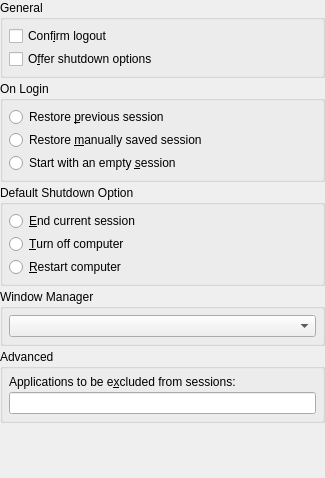
Above: ksmserver/kcm/smserverconfigdlg.ui from mgottschlag/kwin-tiling before the change. Below: the same form after it.
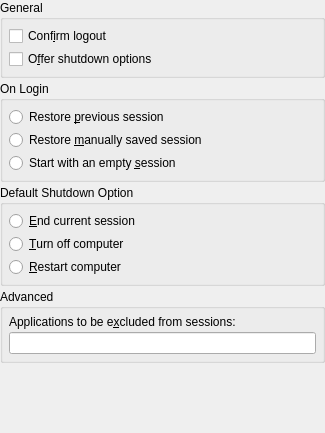
That is the form after the change. Custom widgets are drawn as their Qt base class.

Commit message: Move the GUI option for choosing the window manager to use in KDE from the technically correct but not quite logical place in ksmserver's kcm to the componentchooser kcm ('default applications').

Patch:
```diff
--- a/ksmserver/kcm/smserverconfigdlg.ui
+++ b/ksmserver/kcm/smserverconfigdlg.ui
@@ -6,7 +6,7 @@
     <x>0</x>
     <y>0</y>
     <width>325</width>
-    <height>478</height>
+    <height>433</height>
    </rect>
   </property>
   <property name="windowTitle" >
@@ -124,18 +124,6 @@
      </layout>
     </widget>
    </item>
-   <item>
-    <widget class="QGroupBox" name="windowManagerGroup" >
-     <property name="title" >
-      <string>Window Manager</string>
-     </property>
-     <layout class="QVBoxLayout" name="verticalLayout" >
-      <item>
-       <widget class="QComboBox" name="windowManagerCombo" />
-      </item>
-     </layout>
-    </widget>
-   </item>
    <item>
     <widget class="QGroupBox" name="advancedGroup" >
      <property name="title" >
```
The commit also changes 10 other files.
